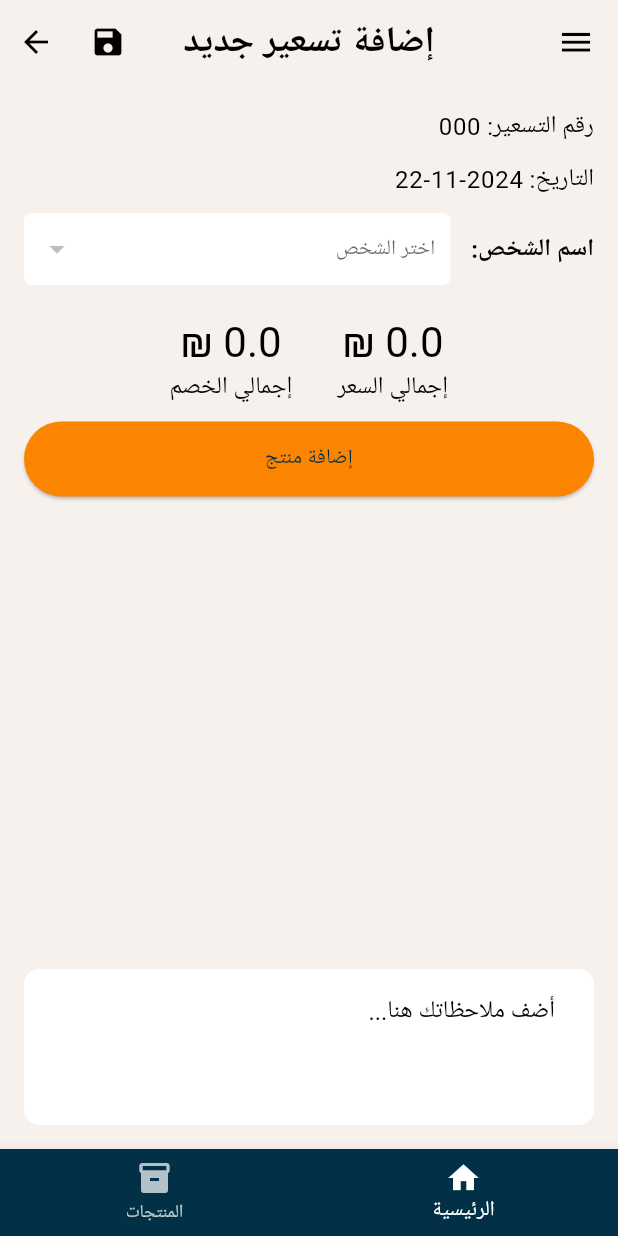
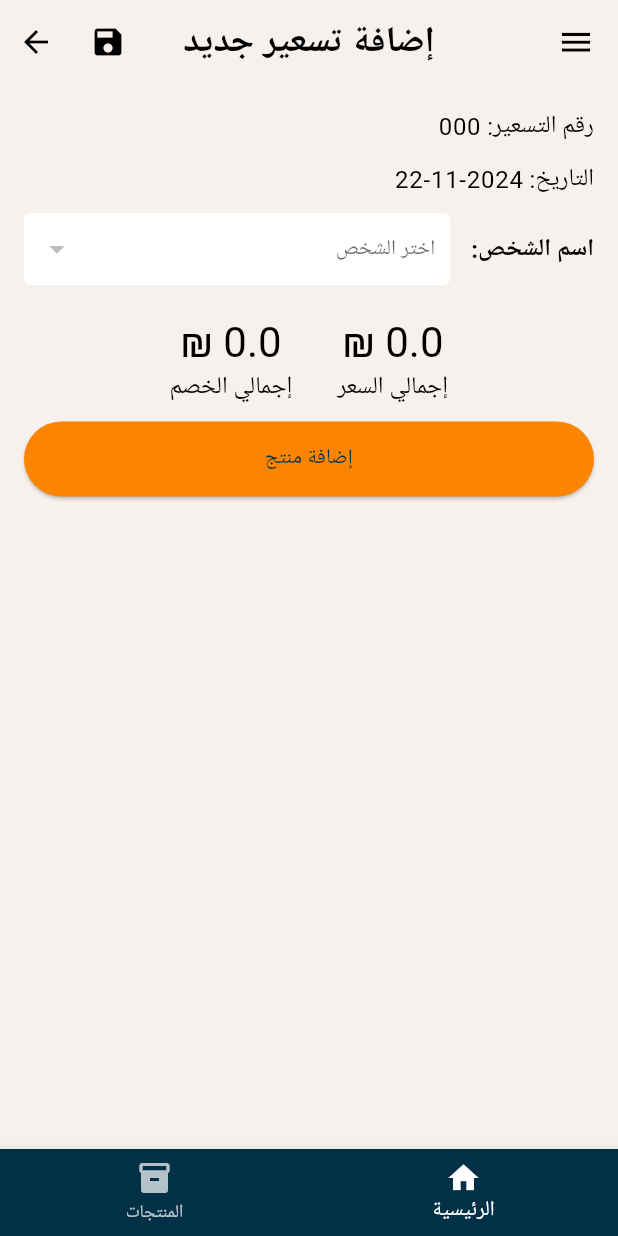
Before and after one commit to mawada-sweis/simple_finance, a Flutter app: the AddPricingScreen screen opened directly, on a phone screen of 412 x 824 dp. Run offline on Flutter 3.47's test engine with Material 3 defaults, Android fonts, the phone set to English and light mode, and no system bars; our stand-ins replace cloud_firestore, firebase_core, logger; accounts and stored records are empty.

Commit message:
delete note field in pricing

```diff
--- a/lib/models/pricing_model.dart
+++ b/lib/models/pricing_model.dart
@@ -8,17 +8,16 @@ class Pricing {
   List<double> productDiscounts;
   DateTime createdDate;
   DateTime? updatedDate;
-  String? notes;
 
-  Pricing(
-      {required this.pricingID,
+  Pricing({
+    required this.pricingID,
     required this.userID,
     required this.productsID,
     required this.productQuantities,
     required this.productDiscounts,
     required this.createdDate,
     this.updatedDate,
-      this.notes});
+  });
 
   // Convert Firestore document to Pricing model
   factory Pricing.fromFirestore(Map<String, dynamic> data, String id) {
@@ -33,11 +32,10 @@ class Pricing {
                   : double.tryParse(value.toString()) ?? 0.0)
               .toList() ??
           [],
-      createdDate:(data['createdDate'] as Timestamp).toDate(),
+      createdDate: (data['createdDate'] as Timestamp).toDate(),
       updatedDate: data['updatedDate'] != null
           ? (data['updatedDate'] as Timestamp).toDate()
           : null,
-      notes: data['notes'] ?? '',
     );
   }
 
@@ -50,7 +48,6 @@ class Pricing {
       'productDiscounts': productDiscounts,
       'createdDate': createdDate,
       'updatedDate': updatedDate,
-      'notes': notes,
     };
   }
 }
--- a/lib/view_models/pricing/add_pricing_view_model.dart
+++ b/lib/view_models/pricing/add_pricing_view_model.dart
@@ -140,7 +140,6 @@ class AddPricingViewModel extends ChangeNotifier {
       productDiscounts: productSelections.map((p) => p.discount).toList(),
       createdDate: createdDate,
       updatedDate: DateTime.now(),
-      notes: notesController.text,
     );
 
     await _databaseService.addPricing(newPricing);
--- a/lib/view_models/pricing/pricing_details_view_model.dart
+++ b/lib/view_models/pricing/pricing_details_view_model.dart
@@ -9,7 +9,6 @@ class PricingDetailsViewModel extends ChangeNotifier {
   final DatabaseService _databaseService = DatabaseService();
   final Pricing pricing;
 
-  TextEditingController notesController = TextEditingController();
   String? selectedUserID;
   double totalSalesPrice = 0.0;
   double totalDiscount = 0.0;
@@ -51,7 +50,6 @@ class PricingDetailsViewModel extends ChangeNotifier {
   }
 
   void _initializeFields() {
-    notesController.text = pricing.notes!;
     selectedUserID = pricing.userID;
 
     productSelections = List.generate(pricing.productsID.length, (index) {
@@ -135,7 +133,6 @@ class PricingDetailsViewModel extends ChangeNotifier {
     pricing.productDiscounts =
         productSelections.map((p) => p.discount).toList();
     pricing.updatedDate = DateTime.now();
-    pricing.notes = notesController.text;
 
     await _databaseService.updatePricing(pricing);
     ScaffoldMessenger.of(context).showSnackBar(
--- a/lib/views/screens/pricing/add_pricing_screen.dart
+++ b/lib/views/screens/pricing/add_pricing_screen.dart
@@ -69,8 +69,6 @@ class AddPricingScreenState extends State<AddPricingScreen> {
                   _buildAddProductButton(viewModel, context),
                   const SizedBox(height: 10),
                   Expanded(child: _buildProductList(viewModel)),
-                  const SizedBox(height: 10),
-                  _buildNoteField(viewModel),
                 ],
               ),
             ),
@@ -174,26 +172,4 @@ class AddPricingScreenState extends State<AddPricingScreen> {
       },
     );
   }
-
-  Widget _buildNoteField(AddPricingViewModel viewModel) {
-    return Container(
-      decoration: BoxDecoration(
-        color: Colors.white,
-        borderRadius: BorderRadius.circular(10),
-      ),
-      padding: const EdgeInsets.symmetric(horizontal: 10),
-      child: TextField(
-        controller: viewModel.notesController,
-        decoration: InputDecoration(
-          hintText: 'أضف ملاحظاتك هنا...',
-          border: OutlineInputBorder(
-            borderRadius: BorderRadius.circular(10),
-            borderSide: BorderSide.none,
-          ),
-        ),
-        maxLines: 3,
-        textInputAction: TextInputAction.newline,
-      ),
-    );
-  }
 }
```
Also changed, not shown: lib/views/screens/pricing/pricing_details_screen.dart (+0 -26 lines). Lines whose indentation alone changed are shown as unchanged.
